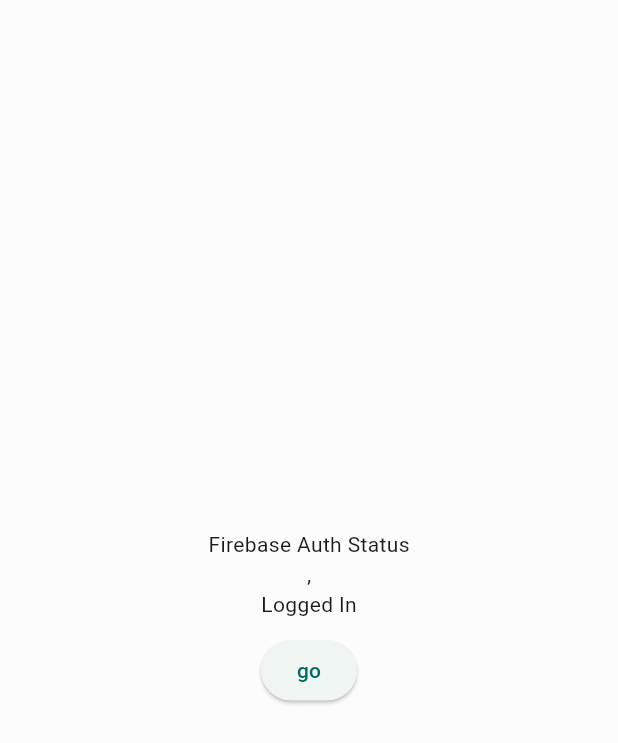
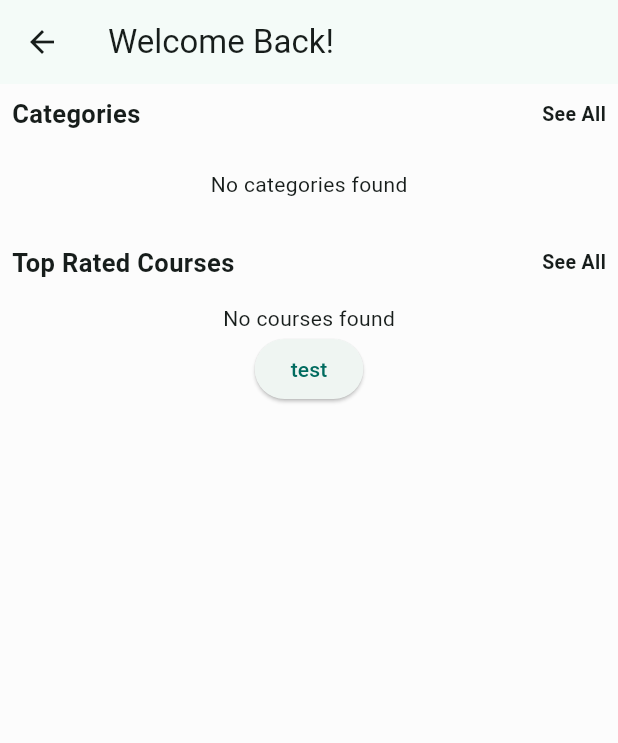
Before and after one commit to HappySolutions/edu_vista, a Flutter app: the HomePage screen opened directly, on a phone screen of 412 x 824 dp. Shown: the top 743 px of the screen. Run offline on Flutter 3.47's test engine with Material 3 defaults, Android fonts, the phone set to English and light mode, and no system bars; our stand-ins replace async_builder, cloud_firestore, device_preview, firebase_auth, firebase_core, flutter_bloc and 1 more; accounts and stored records are empty.

Commit message:
add home

```diff
--- /dev/null
+++ b/lib/models/category_data.dart
@@ -0,0 +1,16 @@
+class CategoryData {
+  String? id;
+  String? name;
+
+  CategoryData.fromJson(Map<String, dynamic> data) {
+    id = data['id'];
+    name = data['name'];
+  }
+
+  Map<String, dynamic> toJson() {
+    final Map<String, dynamic> data = <String, dynamic>{};
+    data['id'] = id;
+    data['name'] = name;
+    return data;
+  }
+}
--- /dev/null
+++ b/lib/models/course.dart
@@ -0,0 +1,59 @@
+import 'package:cloud_firestore/cloud_firestore.dart';
+import 'package:edu_vista/models/category_data.dart';
+import 'package:edu_vista/models/instructor.dart';
+
+class Course {
+  String? id;
+  String? title;
+  String? image;
+  CategoryData? category;
+  String? currency;
+  String? rank;
+  bool? has_certificate;
+  Instructor? instructor;
+  double? price;
+  double? rating;
+  int? total_hours;
+  DateTime? created_date;
+
+  Course.fromJson(Map<String, dynamic> data) {
+    id = data['id'];
+    title = data['title'];
+    image = data['image'];
+    category = data['category'] != null
+        ? CategoryData.fromJson(data['category'])
+        : null;
+    currency = data['currency'];
+    rank = data['rank'];
+    has_certificate = data['has_certificate'];
+    instructor = data['instructor'] != null
+        ? Instructor.fromJson(data['instructor'])
+        : null;
+    price = data['price'] is int
+        ? (data['price'] as int).toDouble()
+        : data['price'];
+    rating = data['rating'] is int
+        ? (data['rating'] as int).toDouble()
+        : data['rating'];
+    total_hours = data['total_hours'];
+    created_date = data['created_date'] != null
+        ? (data['created_date'] as Timestamp).toDate()
+        : null;
+  }
+
+  Map<String, dynamic> toJson() {
+    final Map<String, dynamic> data = <String, dynamic>{};
+    data['id'] = id;
+    data['title'] = title;
+    data['image'] = image;
+    data['category'] = category?.toJson();
+    data['currency'] = currency;
+    data['rank'] = rank;
+    data['has_certificate'] = has_certificate;
+    data['instructor'] = instructor?.toJson();
+    data['price'] = price;
+    data['rating'] = rating;
+    data['total_hours'] = total_hours;
+    return data;
+  }
+}
--- /dev/null
+++ b/lib/models/instructor.dart
@@ -0,0 +1,22 @@
+class Instructor {
+  String? id;
+  String? name;
+  String? graduation_from;
+  int? years_of_experience;
+
+  Instructor.fromJson(Map<String, dynamic> data) {
+    id = data['id'];
+    name = data['name'];
+    graduation_from = data['graduation_from'];
+    years_of_experience = data['years_of_experience'];
+  }
+
+  Map<String, dynamic> toJson() {
+    final Map<String, dynamic> data = <String, dynamic>{};
+    data['id'] = id;
+    data['name'] = name;
+    data['graduation_from'] = graduation_from;
+    data['years_of_experience'] = years_of_experience;
+    return data;
+  }
+}
--- a/lib/pages/home_page.dart
+++ b/lib/pages/home_page.dart
@@ -1,4 +1,7 @@
-import 'package:edu_vista/pages/login_page.dart';
+import 'package:cloud_firestore/cloud_firestore.dart';
+import 'package:edu_vista/widgets/categories_widget.dart';
+import 'package:edu_vista/widgets/courses_widget.dart';
+import 'package:edu_vista/widgets/label_widget.dart';
 import 'package:firebase_auth/firebase_auth.dart';
 import 'package:flutter/material.dart';
 
@@ -14,39 +17,41 @@ class _HomePageState extends State<HomePage> {
   @override
   Widget build(BuildContext context) {
     return Scaffold(
-      body: Column(
-        mainAxisAlignment: MainAxisAlignment.center,
-        crossAxisAlignment: CrossAxisAlignment.center,
-        children: [
-          const Center(
-            child: Text('Firebase Auth Status'),
+      appBar: AppBar(
+        title: Text(
+            'Welcome Back! ${FirebaseAuth.instance.currentUser?.displayName}'),
+      ),
+      body: SafeArea(
+        child: Padding(
+          padding: const EdgeInsets.all(8.0),
+          child: Column(
+            children: [
+              LabelWidget(
+                name: 'Categories',
+                onSeeAllClicked: () {},
+              ),
+              const CategoriesWidget(),
+              const SizedBox(
+                height: 20,
+              ),
+              LabelWidget(
+                name: 'Top Rated Courses',
+                onSeeAllClicked: () {},
+              ),
+              const CoursesWidget(
+                rankValue: 'top rated',
+              ),
+              ElevatedButton(
+                  onPressed: () async {
+                    await FirebaseFirestore.instance
+                        .collection('test')
+                        .doc('x')
+                        .delete();
+                  },
+                  child: const Text('test'))
+            ],
           ),
-          Center(
-            child: Text(
-                '${FirebaseAuth.instance.currentUser?.email},${FirebaseAuth.instance.currentUser?.displayName}'),
-          ),
-          StreamBuilder(
-              stream: FirebaseAuth.instance.authStateChanges(),
-              builder: (ctx, snapshot) {
-                if (snapshot.connectionState == ConnectionState.waiting) {
-                  return const Center(
-                    child: CircularProgressIndicator(),
-                  );
-                }
-                if (snapshot.data != null) {
-                  return const Text('Logged In');
-                } else {
-                  return const Text('Not Logged In');
-                }
-              }),
-          const SizedBox(height: 10),
-          ElevatedButton(
-            onPressed: () {
-              Navigator.pushNamed(context, LoginPage.id);
-            },
-            child: const Text('go'),
-          )
-        ],
+        ),
       ),
     );
   }
--- /dev/null
+++ b/lib/widgets/categories_widget.dart
@@ -0,0 +1,65 @@
+import 'package:cloud_firestore/cloud_firestore.dart';
+import 'package:edu_vista/models/category_data.dart';
+import 'package:flutter/material.dart';
+
+class CategoriesWidget extends StatefulWidget {
+  const CategoriesWidget({super.key});
+
+  @override
+  State<CategoriesWidget> createState() => _CategoriesWidgetState();
+}
+
+class _CategoriesWidgetState extends State<CategoriesWidget> {
+  var futureCall = FirebaseFirestore.instance.collection('categories').get();
+
+  @override
+  Widget build(BuildContext context) {
+    return SizedBox(
+        height: 40,
+        child: FutureBuilder(
+            future: futureCall,
+            builder: (ctx, snapshot) {
+              if (snapshot.connectionState == ConnectionState.waiting) {
+                return const Center(
+                  child: CircularProgressIndicator(),
+                );
+              }
+
+              if (snapshot.hasError) {
+                return const Center(
+                  child: Text('Error occurred'),
+                );
+              }
+
+              if (!snapshot.hasData || (snapshot.data?.docs.isEmpty ?? false)) {
+                return const Center(
+                  child: Text('No categories found'),
+                );
+              }
+
+              var categories = List<CategoryData>.from(snapshot.data?.docs
+                      .map((e) =>
+                          CategoryData.fromJson({'id': e.id, ...e.data()}))
+                      .toList() ??
+                  []);
+
+              return ListView.separated(
+                scrollDirection: Axis.horizontal,
+                itemCount: categories.length,
+                separatorBuilder: (context, index) => const SizedBox(
+                  width: 10,
+                ),
+                itemBuilder: (context, index) => Container(
+                  padding: const EdgeInsets.all(10),
+                  decoration: BoxDecoration(
+                    color: const Color(0xffE0E0E0),
+                    borderRadius: BorderRadius.circular(40),
+                  ),
+                  child: Center(
+                    child: Text(categories[index].name ?? 'No Name'),
+                  ),
+                ),
+              );
+            }));
+  }
+}
--- /dev/null
+++ b/lib/widgets/courses_widget.dart
@@ -0,0 +1,75 @@
+import 'package:cloud_firestore/cloud_firestore.dart';
+import 'package:edu_vista/models/course.dart';
+import 'package:flutter/material.dart';
+import 'package:async_builder/async_builder.dart';
+
+class CoursesWidget extends StatefulWidget {
+  final String rankValue;
+  const CoursesWidget({required this.rankValue, super.key});
+
+  @override
+  State<CoursesWidget> createState() => _CoursesWidgetState();
+}
+
+class _CoursesWidgetState extends State<CoursesWidget> {
+  late Future<QuerySnapshot<Map<String, dynamic>>> futureCall;
+
+  @override
+  void initState() {
+    futureCall = FirebaseFirestore.instance
+        .collection('courses')
+        .where('rank', isEqualTo: widget.rankValue)
+        .orderBy('created_date', descending: true)
+        .get();
+    super.initState();
+  }
+
+  @override
+  Widget build(BuildContext context) {
+    return AsyncBuilder<QuerySnapshot<Map<String, dynamic>>>(
+      future: futureCall,
+      waiting: (context) => const Center(child: CircularProgressIndicator()),
+      error: (context, error, stackTrace) => Text('Error! $error'),
+      builder: (context, value) {
+        if ((value?.docs.isEmpty ?? false)) {
+          return const Center(
+            child: Text('No courses found'),
+          );
+        }
+
+        var courses = List<Course>.from(value?.docs
+                .map((e) => Course.fromJson({'id': e.id, ...e.data()}))
+                .toList() ??
+            []);
+
+        return GridView.count(
+          mainAxisSpacing: 15,
+          crossAxisSpacing: 15,
+          shrinkWrap: true,
+          crossAxisCount: 2,
+          children: List.generate(courses.length, (index) {
+            return Column(children: [
+              ClipRRect(
+                borderRadius: BorderRadius.circular(40),
+                child: Image.network(courses[index].image ?? 'No Name'),
+              ),
+              Row(children: [
+                const Text('******'),
+                Text(courses[index].title ?? 'No Name'),
+              ]),
+              Text(courses[index].title ?? 'No Name'),
+              Row(children: [
+                const Icon(Icons.percent_outlined),
+                Text(courses[index].instructor?.name ?? 'No Name')
+              ]),
+              Text(
+                courses[index].price.toString(),
+              ),
+            ]);
+          }),
+        );
+      },
+    );
+    //     });
+  }
+}
--- /dev/null
+++ b/lib/widgets/label_widget.dart
@@ -0,0 +1,30 @@
+import 'package:flutter/material.dart';
+
+class LabelWidget extends StatelessWidget {
+  final String name;
+  final void Function()? onSeeAllClicked;
+  const LabelWidget({required this.name, this.onSeeAllClicked, super.key});
+
+  @override
+  Widget build(BuildContext context) {
+    return Padding(
+      padding: const EdgeInsets.only(bottom: 15),
+      child: Row(
+        mainAxisAlignment: MainAxisAlignment.spaceBetween,
+        children: [
+          Text(
+            name,
+            style: const TextStyle(fontSize: 17, fontWeight: FontWeight.w700),
+          ),
+          InkWell(
+            onTap: onSeeAllClicked,
+            child: const Text(
+              'See All',
+              style: TextStyle(fontSize: 13, fontWeight: FontWeight.w600),
+            ),
+          ),
+        ],
+      ),
+    );
+  }
+}
--- a/pubspec.yaml
+++ b/pubspec.yaml
@@ -40,6 +40,9 @@ dependencies:
   firebase_core: ^3.3.0
   firebase_auth: ^5.1.4
   flutter_bloc: ^8.1.6
+  cloud_firestore: ^5.2.1
+  async_builder: ^1.3.1+1
+  firebase_storage: ^12.1.3
 
 dev_dependencies:
   flutter_test:
```
Also changed, not shown: lib/cubit/auth_cubit.dart (+9 -1 lines), lib/pages/splash_page.dart (+8 -2 lines), pubspec.lock, 3 other files.
